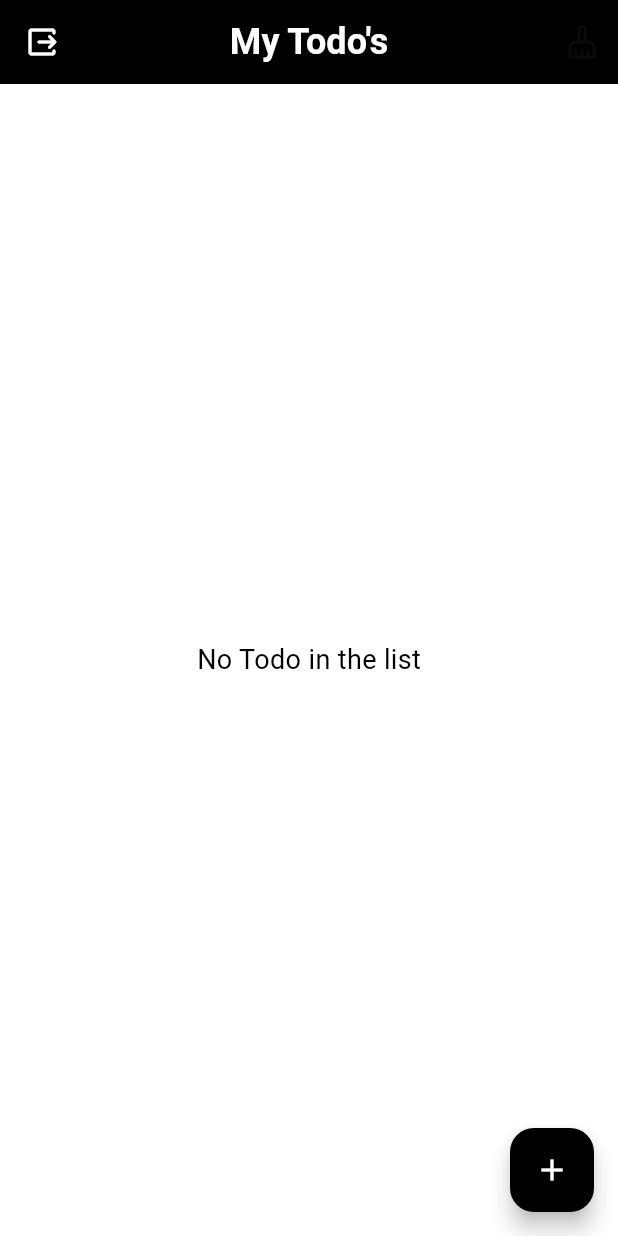
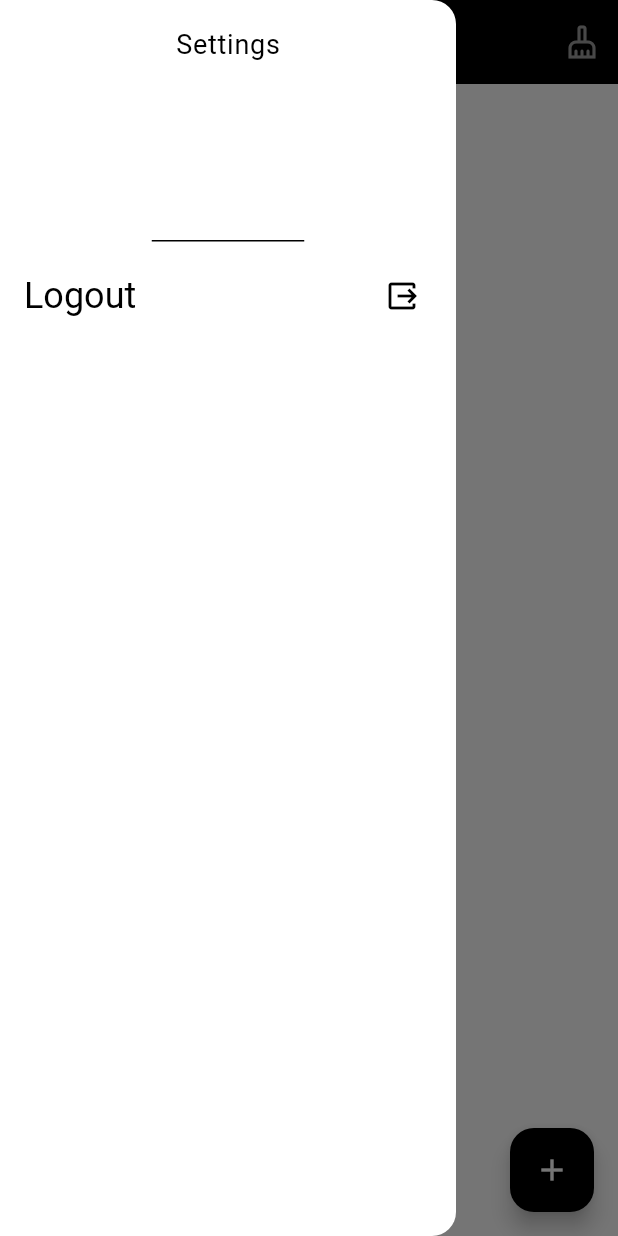
Before and after one commit to Rawezh-Tariq/todo_app, a Flutter app: the screen it shows once a user with an empty profile is signed in, with the side drawer open (before the commit the screen has no drawer), on a phone screen of 412 x 824 dp. Run offline on Flutter 3.47's test engine with Material 3 defaults, Android fonts, the phone set to English and light mode, and no system bars; our stand-ins replace flutter_riverpod, go_router, supabase_flutter; accounts and stored records are empty.

Commit message:
small change.

```diff
--- a/lib/pages/home_page.dart
+++ b/lib/pages/home_page.dart
@@ -23,16 +23,26 @@ class _State extends ConsumerState<HomePage> {
     final todos = todoProvider.todos;
 
     return Scaffold(
+      drawer: Drawer(
+        backgroundColor: Colors.white,
+        child: Column(
+          children: [
+            const DrawerHeader(
+              child: Text("Settings"),
+            ),
+            ListTile(
+              trailing: const Icon(Icons.output),
+              title: const Text("Logout"),
+              onTap: () => auth.signOut(),
+            ),
+          ],
+        ),
+      ),
       appBar: AppBar(
         title: const Text("My Todo's"),
-        leading: IconButton(
-          onPressed: () {
-            auth.signOut();
-          },
-          icon: const Icon(Icons.output_rounded),
-        ),
         actions: [
           IconButton(
+              disabledColor: Colors.grey,
               onPressed: todos.isEmpty ||
                       todos.every((element) => element.togglecheck == false)
                   ? null
--- a/lib/pages/todo_page.dart
+++ b/lib/pages/todo_page.dart
@@ -15,7 +15,7 @@ class TodoPage extends ConsumerStatefulWidget {
 class _State extends ConsumerState<TodoPage> {
   @override
   Widget build(BuildContext context) {
-    final todo = ref.watch(todoProviderFamily(widget.todoId));
+    final todo = ref.read(todoProviderFamily(widget.todoId));
     final todoProvider = ref.watch(todosProvider.notifier);
     return Scaffold(
       appBar: AppBar(
--- a/lib/widgets/todo_list_widget.dart
+++ b/lib/widgets/todo_list_widget.dart
@@ -34,7 +34,7 @@ class TodosList extends ConsumerWidget {
                               Dismissible(
                                 key: UniqueKey(),
                                 background: Container(
-                                    color: Colors.red,
+                                    color: Colors.grey,
                                     child: const Icon(Icons.delete)),
                                 onDismissed: (_) {
                                   todoProvider.deleteTodo(todo.todoId);
```
